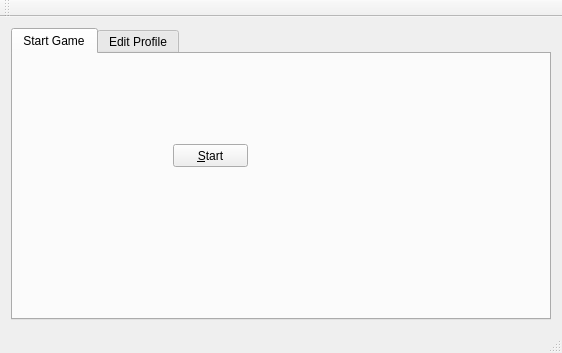
First picture: the form in Kaminec/kamineclauncher.ui, repository kaniol-lck/Kaminec, before the edit.
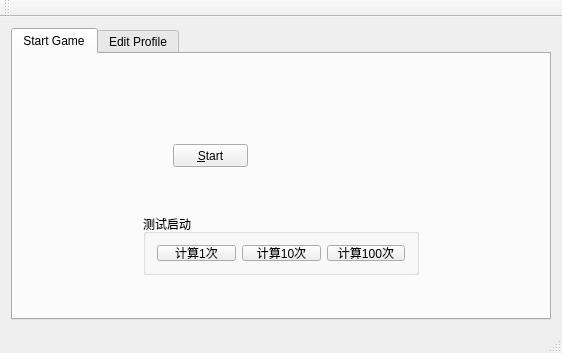
Second picture: the form after the edit. The open tabs and pages were chosen to show the change.

What changed in the file:
```diff
--- a/Kaminec/kamineclauncher.ui
+++ b/Kaminec/kamineclauncher.ui
@@ -43,6 +43,42 @@
          <string>&amp;Start</string>
         </property>
        </widget>
+       <widget class="QGroupBox" name="groupBox">
+        <property name="geometry">
+         <rect>
+          <x>130</x>
+          <y>160</y>
+          <width>276</width>
+          <height>61</height>
+         </rect>
+        </property>
+        <property name="title">
+         <string>测试启动</string>
+        </property>
+        <layout class="QGridLayout" name="gridLayout_3">
+         <item row="0" column="0">
+          <widget class="QPushButton" name="pushButton">
+           <property name="text">
+            <string>计算1次</string>
+           </property>
+          </widget>
+         </item>
+         <item row="0" column="1">
+          <widget class="QPushButton" name="pushButton_2">
+           <property name="text">
+            <string>计算10次</string>
+           </property>
+          </widget>
+         </item>
+         <item row="0" column="2">
+          <widget class="QPushButton" name="pushButton_3">
+           <property name="text">
+            <string>计算100次</string>
+           </property>
+          </widget>
+         </item>
+        </layout>
+       </widget>
       </widget>
       <widget class="QWidget" name="profile_editor">
        <attribute name="title">
```
Left out of the diff: 2 changed lines with no effect on the pictures.
